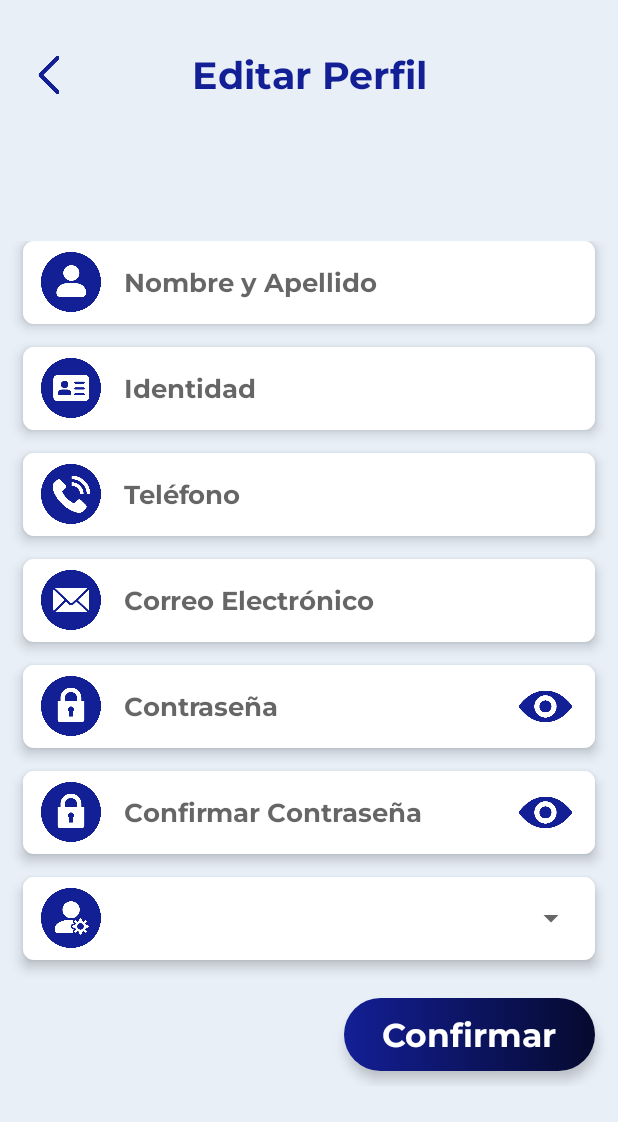
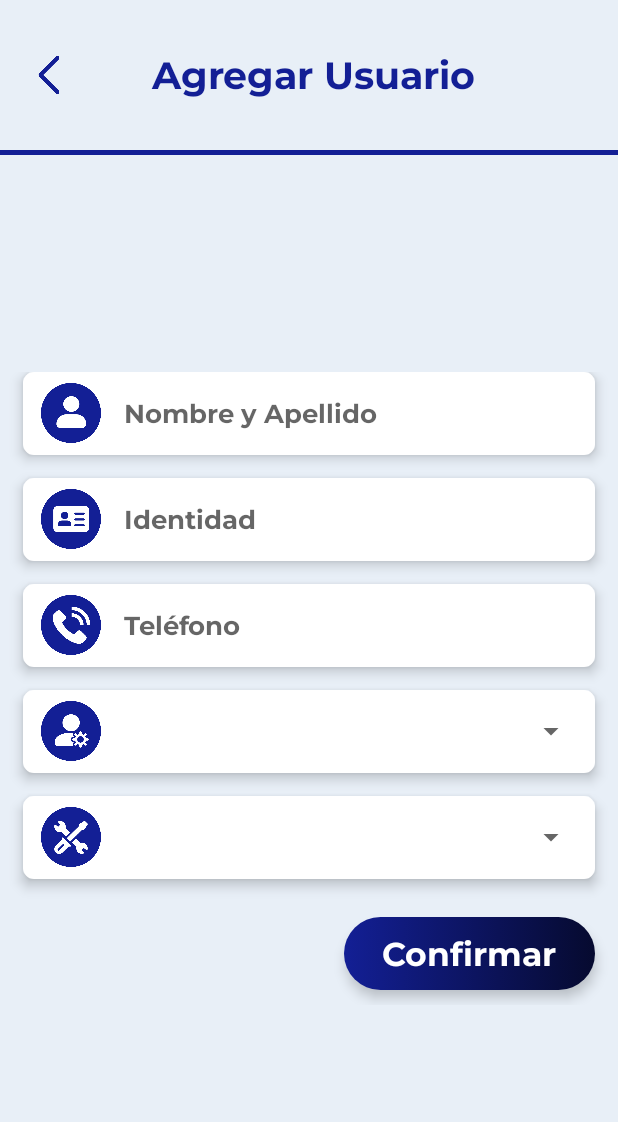
Before and after one commit to neusteromega/INGELCOM-CajaChica, an Android app: the fragment FragAdmUsuarios placed in its activity, after a tap on "Agregar Usuario", on a phone screen of 412 x 824 dp. Shown: the top 1122 px of the screen. Run offline under Robolectric (Android 15) with nearby library versions, the phone set to English and light mode, and no system bars; our stand-ins replace Firebase (no records; nobody signed in at launch, a user with empty details on screens opened directly).

Commit message:
Establecer elementos gráficos en AgregarEditarPerfil

```diff
--- a/app/src/main/java/com/ingelcom/cajachica/AgregarEditarPerfil.java
+++ b/app/src/main/java/com/ingelcom/cajachica/AgregarEditarPerfil.java
@@ -2,13 +2,58 @@ package com.ingelcom.cajachica;
 
 import androidx.appcompat.app.AppCompatActivity;
 
+import android.content.Intent;
 import android.os.Bundle;
+import android.view.View;
+import android.widget.LinearLayout;
+import android.widget.TextView;
+
+import com.ingelcom.cajachica.Herramientas.Utilidades;
 
 public class AgregarEditarPerfil extends AppCompatActivity {
+
+    private LinearLayout llNombreApellido, llIdentidad, llTelefono, llCorreo, llContra, llConfContra, llRol, llCuadrilla, llEstado;
+    private TextView lblTitulo, btnConfirmar;
 
     @Override
     protected void onCreate(Bundle savedInstanceState) {
         super.onCreate(savedInstanceState);
         setContentView(R.layout.activity_agregar_editar_perfil);
+
+        llNombreApellido = findViewById(R.id.LLNombreApellidoAEP);
+        llIdentidad = findViewById(R.id.LLIdentidadAEP);
+        llTelefono = findViewById(R.id.LLTelefonoAEP);
+        llCorreo = findViewById(R.id.LLCorreoAEP);
+        llContra = findViewById(R.id.LLContrasenaAEP);
+        llConfContra = findViewById(R.id.LLConfContrasenaAEP);
+        llRol = findViewById(R.id.LLRolAEP);
+        llCuadrilla = findViewById(R.id.LLCuadrillaAEP);
+        llEstado = findViewById(R.id.LLEstadoAEP);
+        lblTitulo = findViewById(R.id.lblTituloAEP);
+        btnConfirmar = findViewById(R.id.btnConfirmarAEP);
+
+        establecerElementos();
+    }
+
+    private void establecerElementos() {
+        //Obtenemos el nombre del activity que se envía desde el activity anterior, lo hacemos llamando a la función "obtenerStringExtra" de la clase "Utilidades", y le mandamos "this" para referenciar esta actividad y "Activity" como clave del putExtra
+        String nombreActivity = Utilidades.obtenerStringExtra(this, "Activity");
+
+        //Que entre al if si "nombreActivity" no es nulo
+        if (nombreActivity != null) {
+            //El "nombreActivity" nos sirve para saber la pantalla con la que trabajaremos
+            switch (nombreActivity) {
+                case "AgregarUsuario": //Establecemos los elementos gráficos si la pantalla es "AgregarUsuario"
+                    //Asignamos el título
+                    lblTitulo.setText("Agregar Usuario");
+
+                    //Ocultamos con "GONE" los elementos que no son necesarios
+                    llCorreo.setVisibility(View.GONE);
+                    llContra.setVisibility(View.GONE);
+                    llConfContra.setVisibility(View.GONE);
+                    llEstado.setVisibility(View.GONE);
+                    break;
+            }
+        }
     }
 }
--- a/app/src/main/java/com/ingelcom/cajachica/Fragmentos/FragAdmUsuarios.java
+++ b/app/src/main/java/com/ingelcom/cajachica/Fragmentos/FragAdmUsuarios.java
@@ -10,6 +10,8 @@ import android.view.View;
 import android.view.ViewGroup;
 import android.widget.LinearLayout;
 
+import com.google.firebase.auth.FirebaseAuth;
+import com.google.firebase.auth.FirebaseUser;
 import com.ingelcom.cajachica.AgregarEditarPerfil;
 import com.ingelcom.cajachica.Herramientas.Utilidades;
 import com.ingelcom.cajachica.ListadoEmpleados;
@@ -35,7 +37,10 @@ public class FragAdmUsuarios extends Fragment {
     private String mParam1;
     private String mParam2;
 
-    private LinearLayout btnMiPerfil, btnAgregarUsuario, btnListadoEmpleados;
+    private LinearLayout btnMiPerfil, btnAgregarUsuario, btnListadoEmpleados, btnCerrarSesión;
+
+    private FirebaseAuth auth; //Objeto que verifica la autenticación del usuario con Firebase
+    private FirebaseUser user; //Objeto que obtiene el usuario actual
 
     public FragAdmUsuarios() {
         // Required empty public constructor
@@ -74,9 +79,14 @@ public class FragAdmUsuarios extends Fragment {
         // Inflate the layout for this fragment
         View view = inflater.inflate(R.layout.fragment_adm_usuarios, container, false);
 
+        //Inicializamos la autenticación con Firebase
+        auth = FirebaseAuth.getInstance();
+
+        //Enlazamos las variables globales con los elementos gráficos
         btnMiPerfil = view.findViewById(R.id.LLMiPerfilUsu);
         btnAgregarUsuario = view.findViewById(R.id.LLAgregarUsuarioUsu);
         btnListadoEmpleados = view.findViewById(R.id.LLListadoEmpleadosUsu);
+        btnCerrarSesión = view.findViewById(R.id.LLCerrarSesionUsu);
 
         //Eventos Clic de botones
         btnMiPerfil.setOnClickListener(v -> {
@@ -85,8 +95,9 @@ public class FragAdmUsuarios extends Fragment {
         });
 
         btnAgregarUsuario.setOnClickListener(v -> {
-            //Redireccionamos al usuario al activity de "AgregarEditarPerfil"
-            Utilidades.iniciarActivity(getActivity(), AgregarEditarPerfil.class, false);
+            //Redireccionamos al usuario al activity de "AgregarEditarPerfil" y le indicamos que deberá reflejar el contenido de "AgregarUsuario"
+            //Utilidades.iniciarActivity(getActivity(), AgregarEditarPerfil.class, false);
+            Utilidades.iniciarActivityConDatos(getActivity(), AgregarEditarPerfil.class, "Activity", "AgregarUsuario");
         });
 
         btnListadoEmpleados.setOnClickListener(v -> {
--- a/app/src/main/java/com/ingelcom/cajachica/Herramientas/Utilidades.java
+++ b/app/src/main/java/com/ingelcom/cajachica/Herramientas/Utilidades.java
@@ -8,12 +8,31 @@ public class Utilidades {
 
     //Método que permita abrir un nuevo Activity, y si es necesario, finalizar el activity actual
     public static void iniciarActivity(Context contexto, Class<?> activityClase, boolean finalizarActivity) {
-        Intent intent = new Intent(contexto, activityClase);
-        contexto.startActivity(intent);
+        Intent intent = new Intent(contexto, activityClase); //Creamos el intent y le establecemos el contexto y el nombre del activity
+        contexto.startActivity(intent); //Iniciamos el activity
 
         //Si el contexto es una instancia de un Activity y "finalizarActivity" es verdadero, cierra la actividad actual
         if (finalizarActivity && contexto instanceof Activity) {
             ((Activity) contexto).finish();
         }
     }
+
+    //Método que permite enviar un dato String a un activity
+    public static void iniciarActivityConDatos(Context contexto, Class<?> activityClase, String clave, String valor) {
+        Intent intent = new Intent(contexto, activityClase); //Creamos el intent y le establecemos el contexto y el nombre del activity
+        intent.putExtra(clave, valor); //Usando "putExtra" le establecemos una clave al envío de datos, y le mandamos el texto guardado en "valor"
+        contexto.startActivity(intent); //Iniciamos el activity
+    }
+
+    //Método para obtener el texto (String) de un putExtra
+    public static String obtenerStringExtra(Activity activity, String clave) {
+        Intent intent = activity.getIntent(); //Creamos el intent usando el Activity que se recibe como parámetro (desde el activity, ponemos "this" para enviar este parámetro)
+
+        //Si el intent no es nulo, y si la clave guardada en "clave" contiene datos (hasExtra(clave)), que entre al if
+        if (intent != null && intent.hasExtra(clave)) {
+            return intent.getStringExtra(clave); //Retornamos el texto extraído
+        }
+
+        return null; //Si no entra al if, que retorne un null
+    }
 }
--- a/app/src/main/res/layout/activity_agregar_editar_perfil.xml
+++ b/app/src/main/res/layout/activity_agregar_editar_perfil.xml
@@ -11,14 +11,19 @@
         android:id="@+id/LLEncabezadoAEP"
         android:layout_width="match_parent"
         android:layout_height="wrap_content"
+        android:orientation="vertical"
+        app:layout_constraintEnd_toEndOf="parent"
+        app:layout_constraintStart_toStartOf="parent"
+        app:layout_constraintTop_toTopOf="parent">
+
+        <LinearLayout
+            android:layout_width="match_parent"
+            android:layout_height="wrap_content"
             android:layout_marginTop="30dp"
             android:gravity="center|left"
             android:orientation="horizontal"
             android:paddingLeft="20dp"
-        android:paddingRight="45dp"
-        app:layout_constraintEnd_toEndOf="parent"
-        app:layout_constraintStart_toStartOf="parent"
-        app:layout_constraintTop_toTopOf="parent">
+            android:paddingRight="40dp">
 
             <ImageView
                 android:id="@+id/imgRegresarAEP"
@@ -38,11 +43,25 @@
 
         </LinearLayout>
 
+        <TextView
+            android:id="@+id/lblSeparadorAEP"
+            android:layout_width="match_parent"
+            android:layout_height="wrap_content"
+            android:layout_marginTop="30dp"
+            android:layout_marginBottom="10dp"
+            android:layout_weight="1"
+            android:background="@drawable/clr_casillaazul_separador"
+            android:fontFamily="@font/montserrat_bold"
+            android:gravity="center"
+            android:textSize="2dp" />
+
+    </LinearLayout>
+
     <LinearLayout
         android:id="@+id/LLContenidoAEP"
         android:layout_width="match_parent"
         android:layout_height="wrap_content"
-        android:layout_marginBottom="10dp"
+        android:layout_marginBottom="20dp"
         android:orientation="vertical"
         app:layout_constraintBottom_toBottomOf="parent"
         app:layout_constraintEnd_toEndOf="parent"
@@ -333,8 +352,7 @@
             android:gravity="center"
             android:orientation="horizontal"
             android:paddingLeft="12dp"
-            android:paddingRight="5dp"
-            android:visibility="gone">
+            android:paddingRight="5dp">
 
             <ImageView
                 android:id="@+id/imgCuadrillaAEP"
@@ -363,8 +381,7 @@
             android:gravity="center"
             android:orientation="horizontal"
             android:paddingLeft="12dp"
-            android:paddingRight="5dp"
-            android:visibility="gone">
+            android:paddingRight="5dp">
 
             <ImageView
                 android:id="@+id/imgEstadoAEP"
--- a/app/src/main/res/layout/activity_emp_menu_principal.xml
+++ b/app/src/main/res/layout/activity_emp_menu_principal.xml
@@ -216,6 +216,7 @@
                 android:background="@drawable/clr_casillablanca_semiredonda"
                 android:elevation="5dp"
                 android:gravity="center"
+                android:onClick="cerrarSesion"
                 android:orientation="vertical"
                 android:paddingTop="10dp"
                 android:paddingBottom="10dp">
```
Also changed, not shown: app/src/main/java/com/ingelcom/cajachica/EmpMenuPrincipal.java (+25 -0 lines), app/src/main/java/com/ingelcom/cajachica/Fragmentos/FragCrearCorreoContrasena.java (+18 -3 lines), app/src/main/java/com/ingelcom/cajachica/IniciarSesion.java (+65 -1 lines), app/src/main/res/layout/activity_iniciar_sesion.xml (+9 -1 lines). Lines whose indentation alone changed are shown as unchanged.
